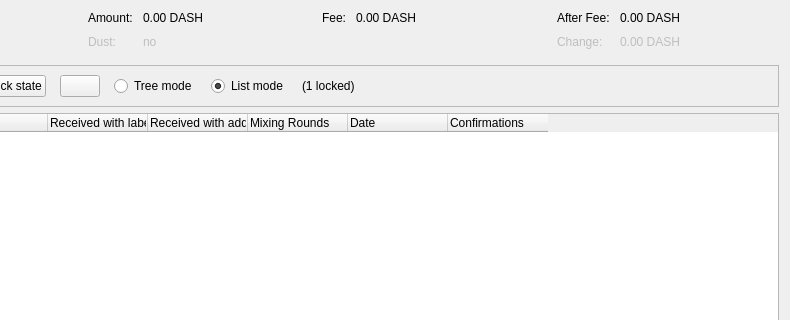
First picture: the form in src/qt/forms/coincontroldialog.ui, repository d0wn3d/gobyte, before the edit; both pictures show x 164 to 954 and y 0 to 320 of the 954 by 500 pixel window.
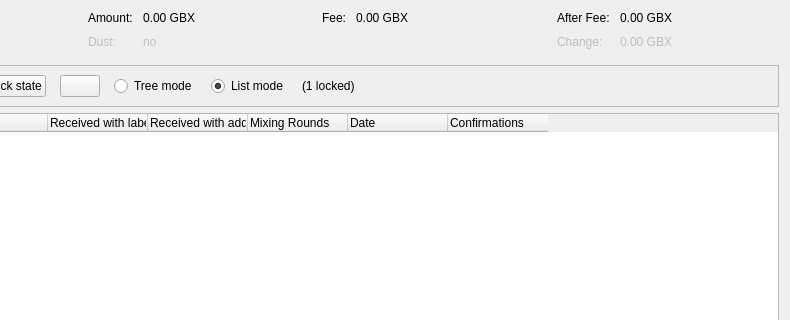
Second picture: the form after the edit. Custom widgets are drawn as their Qt base class.

Commit message:
chore(branding):Rebrands Dash Core to GoByte Core throughout documentation
Updates all documentation, examples, and user-facing references
from Dash Core to GoByte Core, including command names, URLs,
network references, and sample configuration paths. Improves
consistency, clarifies instructions, and ensures all technical
and community resources point to GoByte-related endpoints.
Modernizes terminology and aligns project branding.
Pray for me :)

```diff
--- a/src/qt/forms/coincontroldialog.ui
+++ b/src/qt/forms/coincontroldialog.ui
@@ -114,7 +114,7 @@
           <enum>Qt::ActionsContextMenu</enum>
          </property>
          <property name="text">
-          <string notr="true">0.00 DASH</string>
+          <string notr="true">0.00 GBX</string>
          </property>
          <property name="textInteractionFlags">
           <set>Qt::LinksAccessibleByMouse|Qt::TextSelectableByKeyboard|Qt::TextSelectableByMouse</set>
@@ -182,7 +182,7 @@
           <enum>Qt::ActionsContextMenu</enum>
          </property>
          <property name="text">
-          <string notr="true">0.00 DASH</string>
+          <string notr="true">0.00 GBX</string>
          </property>
          <property name="textInteractionFlags">
           <set>Qt::LinksAccessibleByMouse|Qt::TextSelectableByKeyboard|Qt::TextSelectableByMouse</set>
@@ -221,7 +221,7 @@
           <enum>Qt::ActionsContextMenu</enum>
          </property>
          <property name="text">
-          <string notr="true">0.00 DASH</string>
+          <string notr="true">0.00 GBX</string>
          </property>
          <property name="textInteractionFlags">
           <set>Qt::LinksAccessibleByMouse|Qt::TextSelectableByKeyboard|Qt::TextSelectableByMouse</set>
@@ -250,7 +250,7 @@
           <enum>Qt::ActionsContextMenu</enum>
          </property>
          <property name="text">
-          <string notr="true">0.00 DASH</string>
+          <string notr="true">0.00 GBX</string>
          </property>
          <property name="textInteractionFlags">
           <set>Qt::LinksAccessibleByMouse|Qt::TextSelectableByKeyboard|Qt::TextSelectableByMouse</set>
```
The commit also changes 172 other files.
